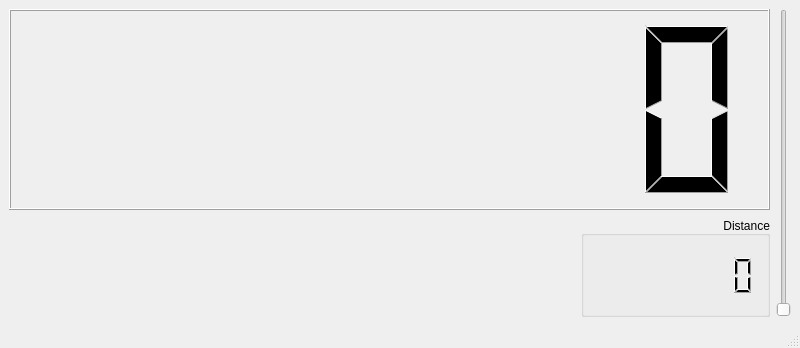
Old version of the form ch03/SpeedStateBlackboard/MainWindow.ui in the repository PacktPublishing/Hands-On-Design-Patterns-with-Qt-5.
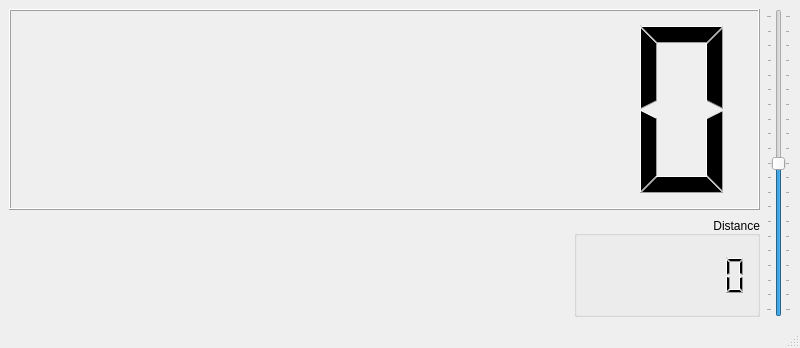
New version of the form. Custom widgets are drawn as their Qt base class.

Patch:
```diff
--- a/ch03/SpeedStateBlackboard/MainWindow.ui
+++ b/ch03/SpeedStateBlackboard/MainWindow.ui
@@ -92,10 +92,25 @@
      </layout>
     </item>
     <item row="0" column="1" rowspan="2">
-     <widget class="Throttle" name="verticalSlider">
+     <widget class="Throttle" name="throttle">
+      <property name="toolTip">
+       <string> Throttle</string>
+      </property>
+      <property name="minimum">
+       <number>-100</number>
+      </property>
+      <property name="maximum">
+       <number>100</number>
+      </property>
       <property name="orientation">
        <enum>Qt::Vertical</enum>
       </property>
+      <property name="tickPosition">
+       <enum>QSlider::TicksBothSides</enum>
+      </property>
+      <property name="tickInterval">
+       <number>10</number>
+      </property>
      </widget>
     </item>
     <item row="0" column="0">
```
Left out of the diff: 2 changed lines with no effect on the pictures.
